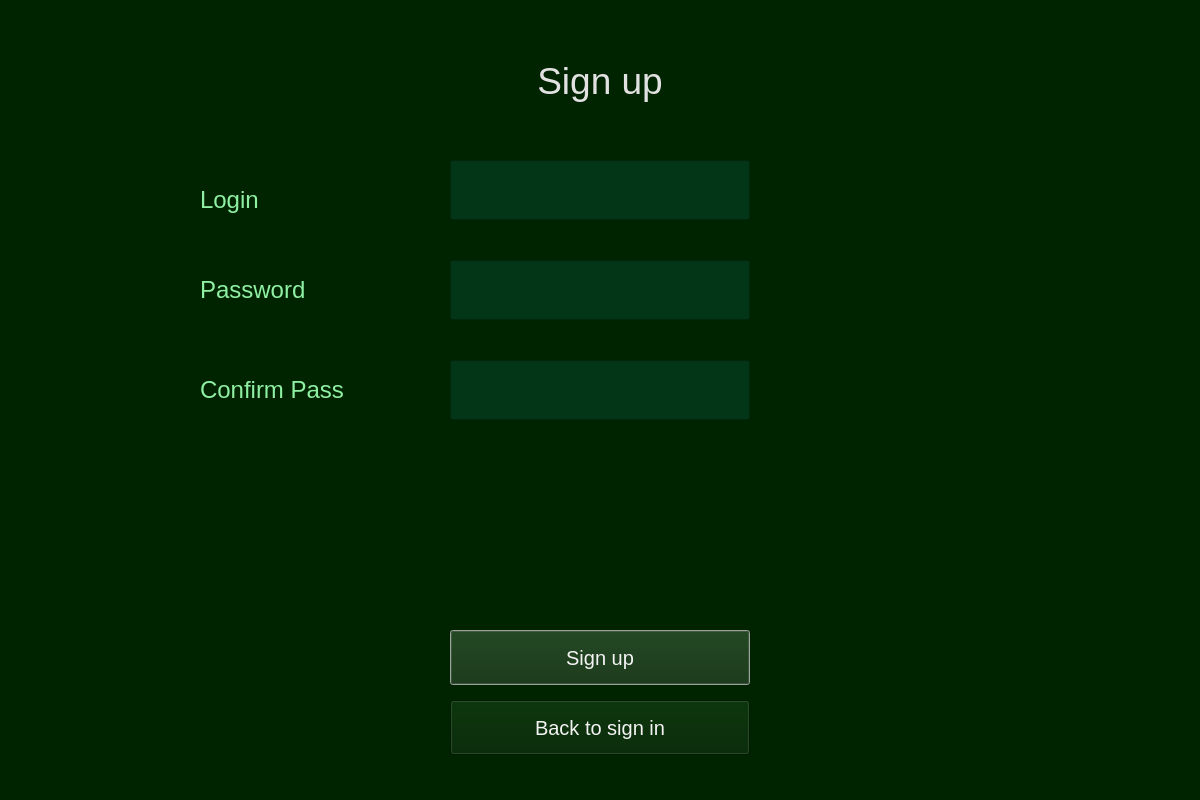
Qt form WindowsGraphics/SignUpWindow.ui (Skripkon/App-for-learning-English-LANGOD) before a commit.
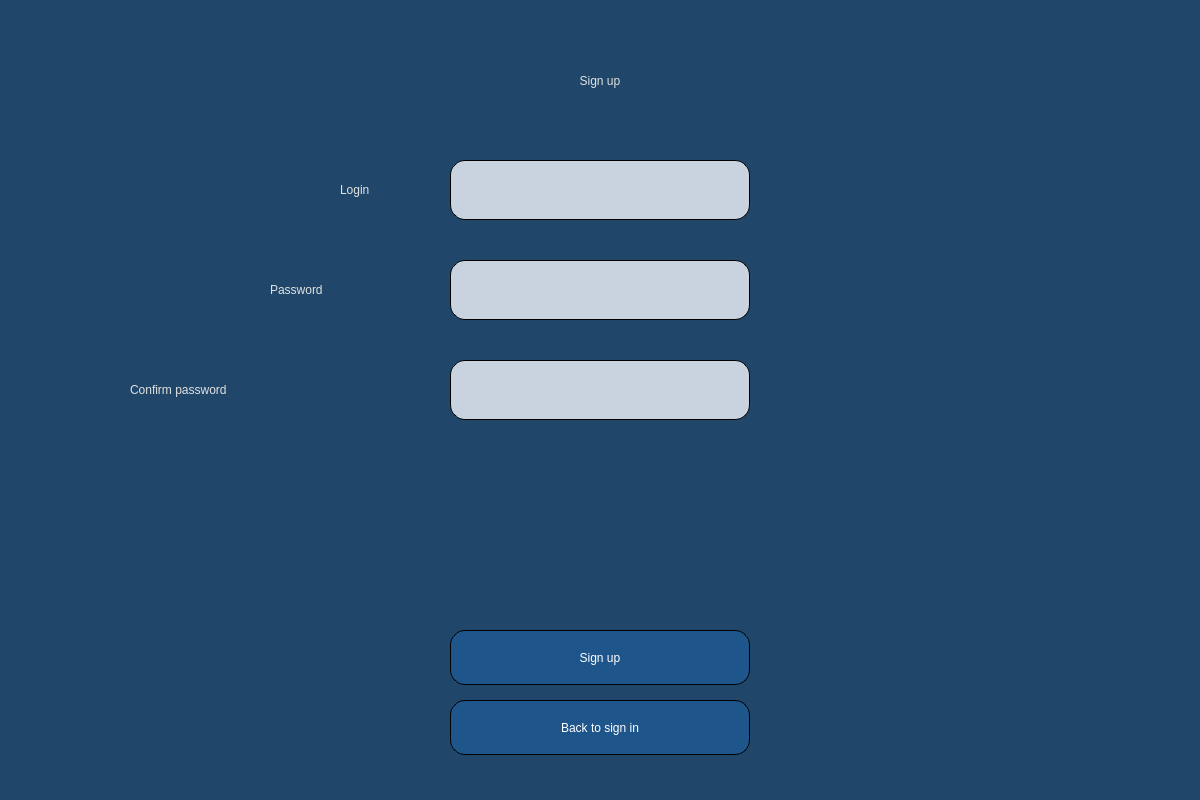
The same form after that commit.

```diff
--- a/WindowsGraphics/SignUpWindow.ui
+++ b/WindowsGraphics/SignUpWindow.ui
@@ -14,7 +14,7 @@
    <string>Dialog</string>
   </property>
   <property name="styleSheet">
-   <string notr="true">background-color: rgb(0, 36, 0);
+   <string notr="true">background-color: rgb(32, 71, 105);
 border-color: rgb(255, 255, 255);</string>
   </property>
   <widget class="QLabel" name="label">
@@ -27,7 +27,8 @@
     </rect>
    </property>
    <property name="styleSheet">
-    <string notr="true">color:rgb(225, 225, 225); font-size:28pt;</string>
+    <string notr="true">color:rgb(225, 225, 225); 
+font: 35pt &quot;Yrsa&quot;;</string>
    </property>
    <property name="text">
     <string>Sign up</string>
@@ -39,16 +40,15 @@
   <widget class="QLabel" name="label_2">
    <property name="geometry">
     <rect>
-     <x>200</x>
-     <y>170</y>
-     <width>190</width>
+     <x>340</x>
+     <y>160</y>
+     <width>91</width>
      <height>60</height>
     </rect>
    </property>
    <property name="styleSheet">
-    <string notr="true">font-size:18pt; 
-color: rgb(143, 240, 164);
-border-color: rgb(255, 255, 255);</string>
+    <string notr="true">color:rgb(225, 225, 225); 
+font: 25pt &quot;Yrsa&quot;;</string>
    </property>
    <property name="text">
     <string>Login</string>
@@ -67,9 +67,16 @@
     <bool>true</bool>
    </property>
    <property name="styleSheet">
-    <string notr="true">font-size:14pt; color:rgb(243, 243, 243);
+    <string notr="true">background-color:rgb(200, 211, 223);
+font: 19pt &quot;Yrsa&quot;;
+color:black;
 selection-background-color: rgb(255, 255, 255);
-background-color: rgb(3, 54, 22)</string>
+border-style: outset;
+border-width: 1px;
+border-radius: 15px;
+border-color: black;
+padding: 4px;
+selection-color: rgb(101, 145, 232);</string>
    </property>
    <property name="frame">
     <bool>true</bool>
@@ -85,9 +92,16 @@
     </rect>
    </property>
    <property name="styleSheet">
-    <string notr="true">font-size:14pt; color:rgb(243, 243, 243);
+    <string notr="true">background-color:rgb(200, 211, 223);
+font: 19pt &quot;Yrsa&quot;;
+color:black;
 selection-background-color: rgb(255, 255, 255);
-background-color: rgb(3, 54, 22)</string>
+border-style: outset;
+border-width: 1px;
+border-radius: 15px;
+border-color: black;
+padding: 4px;
+selection-color: rgb(101, 145, 232);</string>
    </property>
    <property name="text">
     <string/>
@@ -96,16 +110,15 @@
   <widget class="QLabel" name="label_3">
    <property name="geometry">
     <rect>
-     <x>200</x>
+     <x>270</x>
      <y>260</y>
-     <width>190</width>
+     <width>151</width>
      <height>60</height>
     </rect>
    </property>
    <property name="styleSheet">
-    <string notr="true">font-size:18pt;
-color: rgb(143, 240, 164);
-border-color: rgb(255, 255, 255);</string>
+    <string notr="true">color:rgb(225, 225, 225); 
+font: 25pt &quot;Yrsa&quot;;</string>
    </property>
    <property name="text">
     <string>Password</string>
@@ -121,11 +134,15 @@
     </rect>
    </property>
    <property name="styleSheet">
-    <string notr="true">color:rgb(255, 0, 255);
-font-size:15pt; 
-color:rgb(243, 243, 243);
+    <string notr="true">background-color:rgb(30, 85, 138);
+font: 19pt &quot;Yrsa&quot;;
+color:white;
 selection-background-color: rgb(255, 255, 255);
-</string>
+border-style: outset;
+border-width: 1px;
+border-radius: 15px;
+border-color: black;
+padding: 4px;</string>
    </property>
    <property name="text">
     <string>Sign up</string>
@@ -141,9 +158,16 @@
     </rect>
    </property>
    <property name="styleSheet">
-    <string notr="true">font-size:14pt; color:rgb(243, 243, 243);
+    <string notr="true">background-color:rgb(200, 211, 223);
+font: 19pt &quot;Yrsa&quot;;
+color:black;
 selection-background-color: rgb(255, 255, 255);
-background-color: rgb(3, 54, 22)</string>
+border-style: outset;
+border-width: 1px;
+border-radius: 15px;
+border-color: black;
+padding: 4px;
+selection-color: rgb(101, 145, 232);</string>
    </property>
    <property name="text">
     <string/>
@@ -152,19 +176,18 @@
   <widget class="QLabel" name="label_4">
    <property name="geometry">
     <rect>
-     <x>200</x>
+     <x>130</x>
      <y>360</y>
-     <width>190</width>
+     <width>301</width>
      <height>60</height>
     </rect>
    </property>
    <property name="styleSheet">
-    <string notr="true">font-size:18pt;
-color: rgb(143, 240, 164);
-border-color: rgb(255, 255, 255);</string>
+    <string notr="true">color:rgb(225, 225, 225); 
+font: 25pt &quot;Yrsa&quot;;</string>
    </property>
    <property name="text">
-    <string>Confirm Pass</string>
+    <string>Confirm password</string>
    </property>
   </widget>
   <widget class="QPushButton" name="back_to_sign_in_button">
@@ -177,11 +200,15 @@
     </rect>
    </property>
    <property name="styleSheet">
-    <string notr="true">color:rgb(255, 0, 255);
-font-size:15pt; 
-color:rgb(243, 243, 243);
+    <string notr="true">background-color:rgb(30, 85, 138);
+font: 19pt &quot;Yrsa&quot;;
+color:white;
 selection-background-color: rgb(255, 255, 255);
-</string>
+border-style: outset;
+border-width: 1px;
+border-radius: 15px;
+border-color: black;
+padding: 4px;</string>
    </property>
    <property name="text">
     <string>Back to sign in</string>
```
